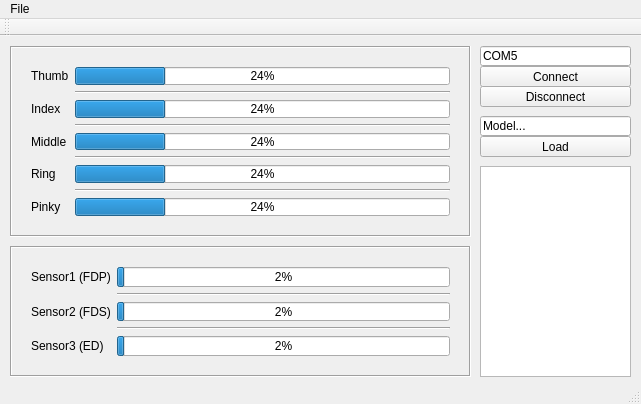
This is EMG-Exectutor/EMGExectutor.ui in NotHosomi/EMG-interpreter as Qt 5 draws it before an edit. The edited form follows.
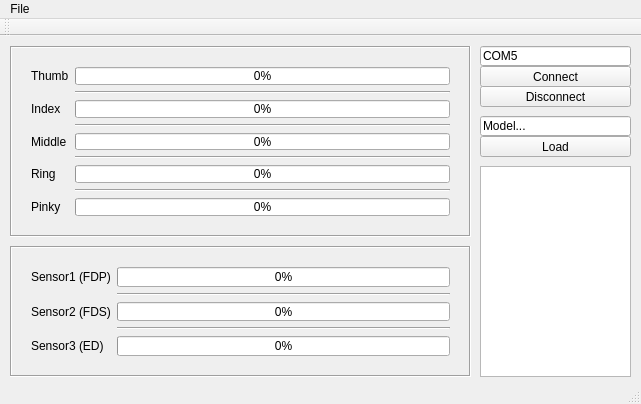
This is the edited form.

```diff
--- a/EMG-Exectutor/EMGExectutor.ui
+++ b/EMG-Exectutor/EMGExectutor.ui
@@ -63,7 +63,7 @@
       <item row="2" column="1">
        <widget class="QProgressBar" name="Bar_Output1">
         <property name="value">
-         <number>24</number>
+         <number>0</number>
         </property>
        </widget>
       </item>
@@ -77,7 +77,7 @@
       <item row="4" column="1">
        <widget class="QProgressBar" name="Bar_Output2">
         <property name="value">
-         <number>24</number>
+         <number>0</number>
         </property>
        </widget>
       </item>
@@ -115,7 +115,7 @@
          <bool>true</bool>
         </property>
         <property name="value">
-         <number>24</number>
+         <number>0</number>
         </property>
        </widget>
       </item>
@@ -129,14 +129,14 @@
       <item row="6" column="1">
        <widget class="QProgressBar" name="Bar_Output3">
         <property name="value">
-         <number>24</number>
+         <number>0</number>
         </property>
        </widget>
       </item>
       <item row="0" column="1">
        <widget class="QProgressBar" name="Bar_Output0">
         <property name="value">
-         <number>24</number>
+         <number>0</number>
         </property>
        </widget>
       </item>
@@ -177,7 +177,7 @@
          <number>1023</number>
         </property>
         <property name="value">
-         <number>24</number>
+         <number>0</number>
         </property>
         <property name="textVisible">
          <bool>true</bool>
@@ -209,7 +209,7 @@
          <number>1023</number>
         </property>
         <property name="value">
-         <number>24</number>
+         <number>0</number>
         </property>
         <property name="textVisible">
          <bool>true</bool>
@@ -262,7 +262,7 @@
          <number>1023</number>
         </property>
         <property name="value">
-         <number>24</number>
+         <number>0</number>
         </property>
         <property name="textVisible">
          <bool>true</bool>
```
